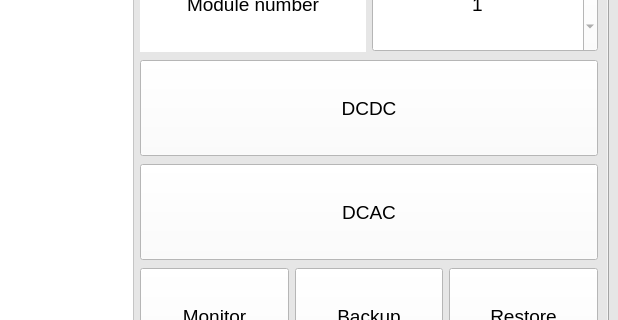
Qt form UpgradeTools/upgradetools.ui (megarevolpr/MWin) before a commit; both pictures show x 416 to 1034 and y 131 to 451 of the 1034 by 653 pixel window.
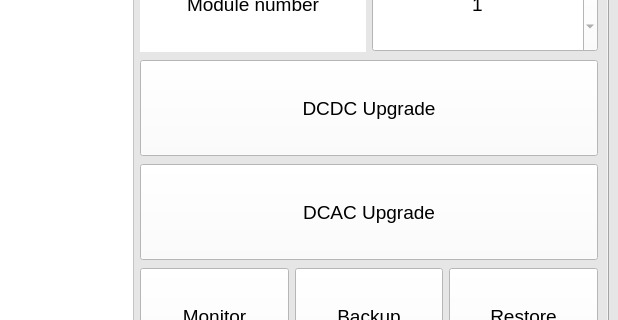
The same form after that commit. The open tabs and pages were chosen to show the change.

```diff
--- a/UpgradeTools/upgradetools.ui
+++ b/UpgradeTools/upgradetools.ui
@@ -230,7 +230,7 @@
                <string notr="true">background-color: rgb(255, 255, 255);</string>
               </property>
               <property name="text">
-               <string>DCDC</string>
+               <string>DCDC Upgrade</string>
               </property>
              </widget>
             </item>
@@ -251,7 +251,7 @@
                <string notr="true">background-color: rgb(255, 255, 255);</string>
               </property>
               <property name="text">
-               <string>DCAC</string>
+               <string>DCAC Upgrade</string>
               </property>
              </widget>
             </item>
```
Left out of the diff: 4 changed lines with no effect on the pictures.
